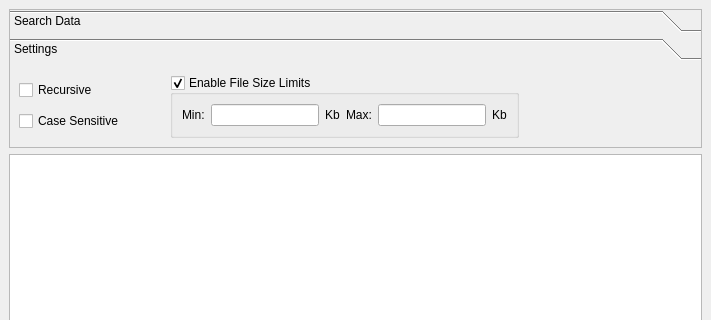
Above: SearchGUI/src/searchwindow.ui from tmpprj/tmpprj before the change; both pictures show x 0 to 711 and y 0 to 320 of the 711 by 749 pixel window. Below: the same form after it.
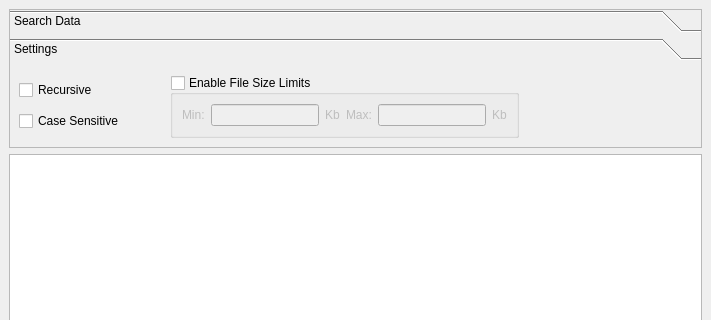
That is the form after the change. Custom widgets are drawn as their Qt base class.

What changed in the file:
```diff
--- a/SearchGUI/src/searchwindow.ui
+++ b/SearchGUI/src/searchwindow.ui
@@ -184,7 +184,7 @@
          <x>0</x>
          <y>0</y>
          <width>691</width>
-         <height>102</height>
+         <height>72</height>
         </rect>
        </property>
        <attribute name="label">
@@ -249,7 +249,7 @@
            <bool>true</bool>
           </property>
           <property name="checked">
-           <bool>true</bool>
+           <bool>false</bool>
           </property>
           <layout class="QHBoxLayout" name="horizontalLayout_2">
            <item>
```
Left out of the diff: 2 changed lines with no effect on the pictures.
